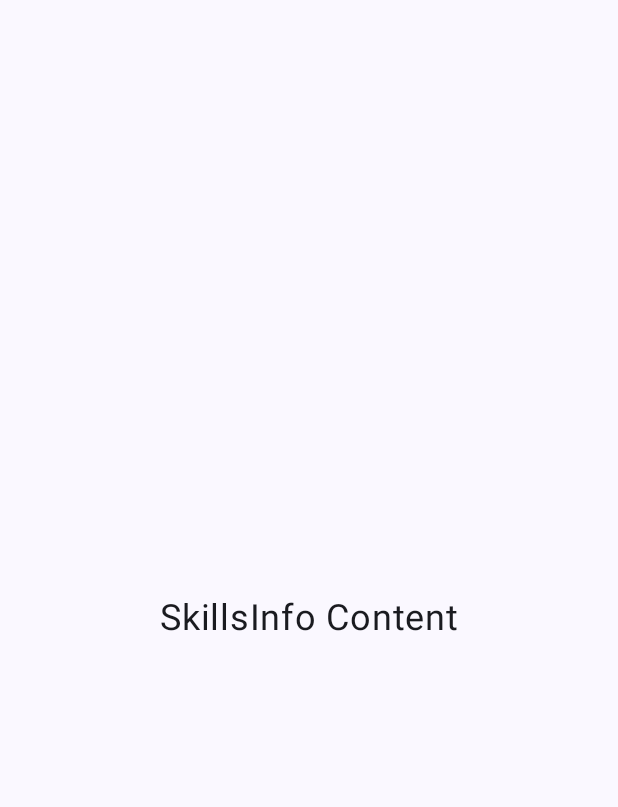
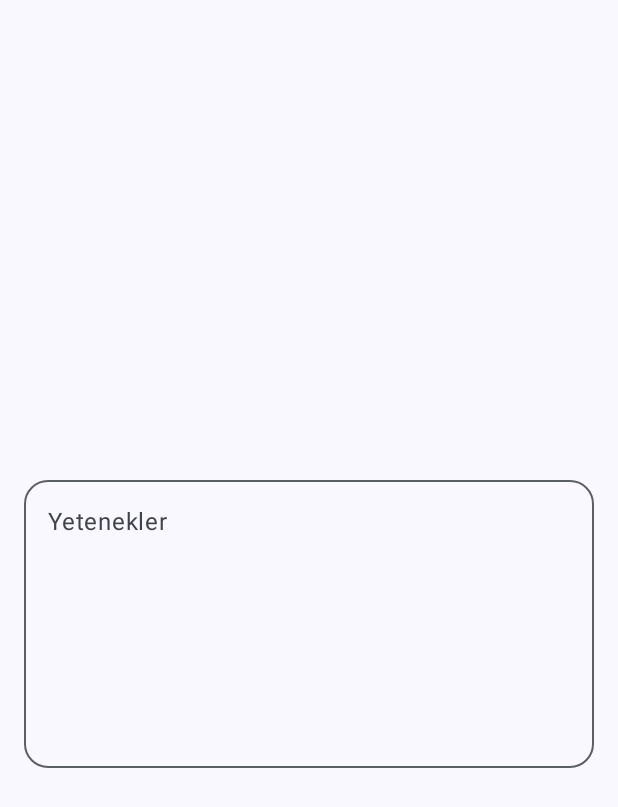
Before and after one commit to salihakbass/CvMaker, an Android app built with Jetpack Compose: the SkillsInfo screen opened through its navigation route, on a phone screen of 412 x 824 dp. Shown: the top 807 px of the screen. Run offline under Robolectric (Android 15) with nearby library versions, the phone set to English and light mode, and no system bars; our stand-ins replace Dagger/Hilt's generated code.

Commit message:
Added textFields, uiActions and uiStates

```diff
--- a/app/src/main/java/com/salihakbas/cvmaker/ui/languageinfo/LanguageInfoViewModel.kt
+++ b/app/src/main/java/com/salihakbas/cvmaker/ui/languageinfo/LanguageInfoViewModel.kt
@@ -24,6 +24,10 @@ class LanguageInfoViewModel @Inject constructor() : ViewModel() {
     val uiEffect: Flow<UiEffect> by lazy { _uiEffect.receiveAsFlow() }
 
     fun onAction(uiAction: UiAction) {
+        when (uiAction) {
+            is UiAction.LanguageChanged -> updateUiState { copy(language = uiAction.language) }
+            is UiAction.LevelChanged -> updateUiState { copy(level = uiAction.level) }
+        }
     }
 
     private fun updateUiState(block: UiState.() -> UiState) {
--- a/app/src/main/java/com/salihakbas/cvmaker/ui/skillsinfo/SkillsInfoContract.kt
+++ b/app/src/main/java/com/salihakbas/cvmaker/ui/skillsinfo/SkillsInfoContract.kt
@@ -4,9 +4,12 @@ object SkillsInfoContract {
     data class UiState(
         val isLoading: Boolean = false,
         val list: List<String> = emptyList(),
+        val skills: String = ""
     )
 
-    sealed class UiAction
+    sealed class UiAction {
+        data class SkillsChanged(val skills: String) : UiAction()
+    }
 
     sealed class UiEffect
 }
--- a/app/src/main/java/com/salihakbas/cvmaker/ui/skillsinfo/SkillsInfoScreen.kt
+++ b/app/src/main/java/com/salihakbas/cvmaker/ui/skillsinfo/SkillsInfoScreen.kt
@@ -1,14 +1,20 @@
 package com.salihakbas.cvmaker.ui.skillsinfo
 
-import androidx.compose.foundation.layout.Box
+import androidx.compose.foundation.layout.Arrangement
+import androidx.compose.foundation.layout.Column
 import androidx.compose.foundation.layout.fillMaxSize
+import androidx.compose.foundation.layout.fillMaxWidth
+import androidx.compose.foundation.layout.height
+import androidx.compose.foundation.layout.padding
+import androidx.compose.foundation.shape.RoundedCornerShape
+import androidx.compose.material3.OutlinedTextField
 import androidx.compose.material3.Text
 import androidx.compose.runtime.Composable
 import androidx.compose.ui.Alignment
 import androidx.compose.ui.Modifier
 import androidx.compose.ui.tooling.preview.Preview
 import androidx.compose.ui.tooling.preview.PreviewParameter
-import androidx.compose.ui.unit.sp
+import androidx.compose.ui.unit.dp
 import com.salihakbas.cvmaker.ui.components.EmptyScreen
 import com.salihakbas.cvmaker.ui.components.LoadingBar
 import com.salihakbas.cvmaker.ui.skillsinfo.SkillsInfoContract.UiAction
@@ -26,19 +32,33 @@ fun SkillsInfoScreen(
     when {
         uiState.isLoading -> LoadingBar()
         uiState.list.isNotEmpty() -> EmptyScreen()
-        else -> SkillsInfoContent()
+        else -> SkillsInfoContent(
+            uiState = uiState,
+            onAction = onAction
+        )
     }
 }
 
 @Composable
-fun SkillsInfoContent() {
-    Box(
-        modifier = Modifier.fillMaxSize(),
-        contentAlignment = Alignment.Center,
+fun SkillsInfoContent(
+    uiState: UiState,
+    onAction: (UiAction) -> Unit
+) {
+    Column(
+        modifier = Modifier
+            .fillMaxSize()
+            .padding(16.dp),
+        verticalArrangement = Arrangement.Center,
+        horizontalAlignment = Alignment.CenterHorizontally
     ) {
-        Text(
-            text = "SkillsInfo Content",
-            fontSize = 24.sp,
+        OutlinedTextField(
+            value = uiState.skills,
+            onValueChange = { onAction(UiAction.SkillsChanged(it)) },
+            label = { Text("Yetenekler") },
+            modifier = Modifier
+                .fillMaxWidth()
+                .height(200.dp),
+            shape = RoundedCornerShape(16.dp),
         )
     }
 }
--- a/app/src/main/java/com/salihakbas/cvmaker/ui/skillsinfo/SkillsInfoViewModel.kt
+++ b/app/src/main/java/com/salihakbas/cvmaker/ui/skillsinfo/SkillsInfoViewModel.kt
@@ -24,6 +24,9 @@ class SkillsInfoViewModel @Inject constructor() : ViewModel() {
     val uiEffect: Flow<UiEffect> by lazy { _uiEffect.receiveAsFlow() }
 
     fun onAction(uiAction: UiAction) {
+        when (uiAction) {
+            is UiAction.SkillsChanged -> updateUiState { copy(skills = uiAction.skills) }
+        }
     }
 
     private fun updateUiState(block: UiState.() -> UiState) {
```
Also changed, not shown: app/src/main/java/com/salihakbas/cvmaker/ui/languageinfo/LanguageInfoContract.kt (+6 -1 lines), app/src/main/java/com/salihakbas/cvmaker/ui/languageinfo/LanguageInfoScreen.kt (+57 -12 lines).
